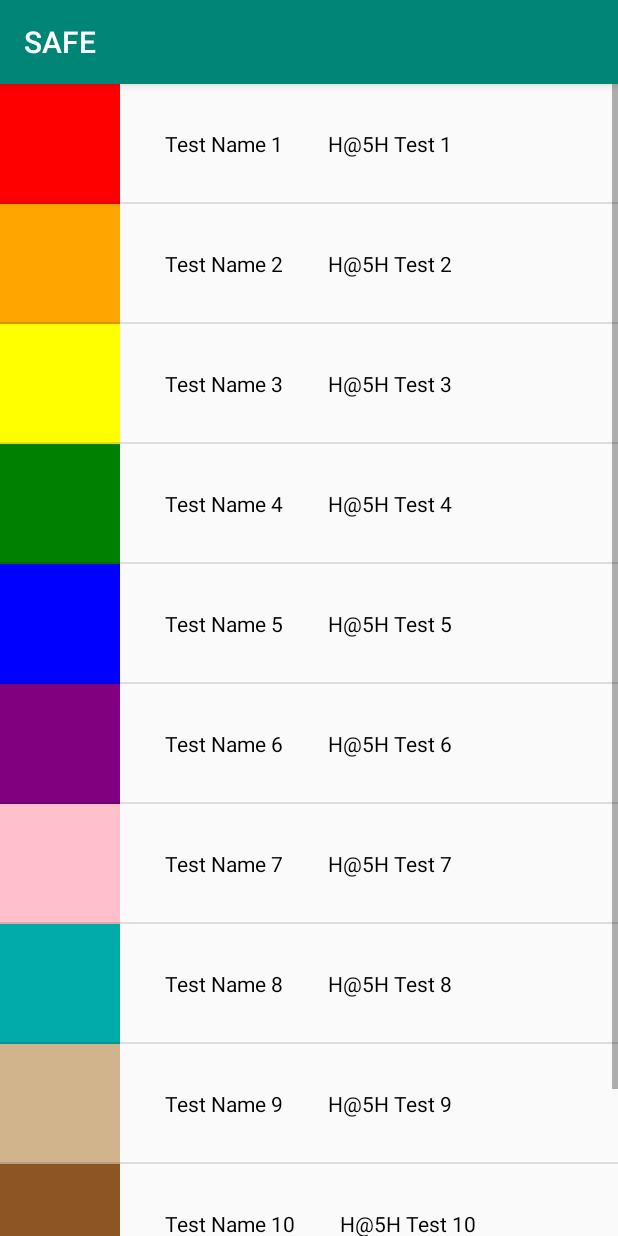
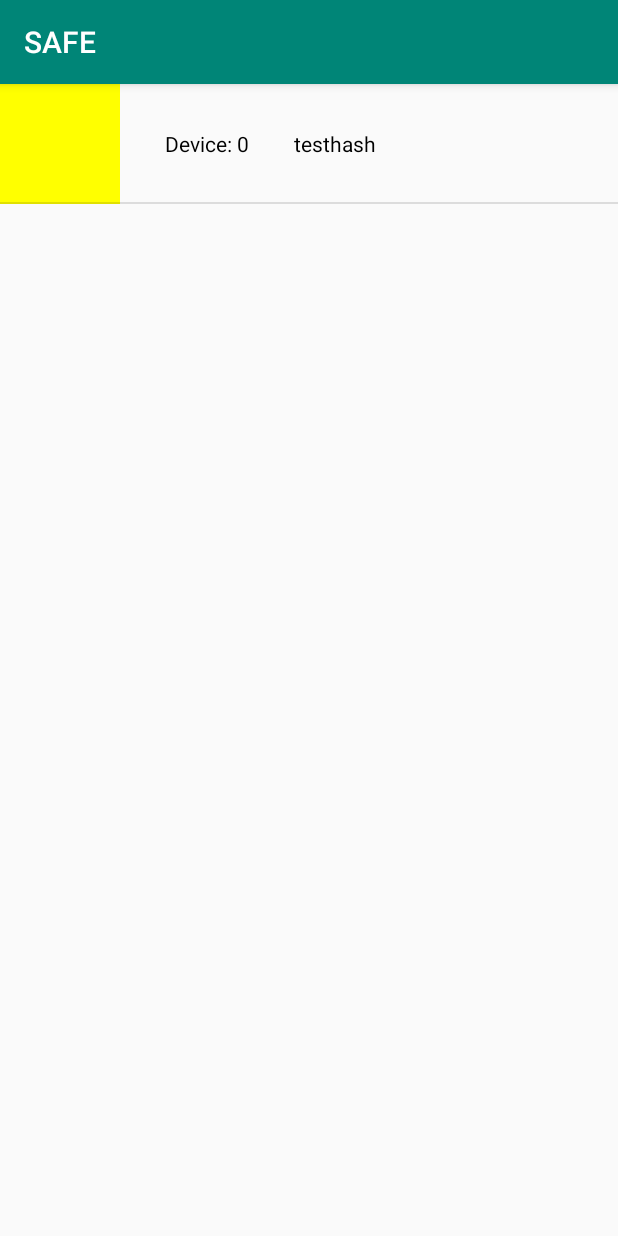
Before and after one commit to ChanningJacobs/RPI-Sensor-App, an Android app: the DeviceList screen opened directly, with no data from a screen before it, on a phone screen of 412 x 824 dp. Run offline under Robolectric (Android 15) with nearby library versions, the phone set to English and light mode, and no system bars; our stand-ins replace Firebase (no records; nobody signed in at launch, a user with empty details on screens opened directly); 1 statement that could not run was skipped.

Commit message:
Added device creation loop and query.

```diff
--- a/SAFE/app/src/main/java/sayeefrm/android/safe/Device.java
+++ b/SAFE/app/src/main/java/sayeefrm/android/safe/Device.java
@@ -7,30 +7,30 @@ import java.util.ArrayList;
 import java.util.Set;
 
 public class Device {
-    private String name;
-    private String hash;
-    private ArrayList<String> owner_hashes;
+     String name;
+     String hash;
+//    private ArrayList<String> owner_hashes;
 
     Device(String name, String hash){
         this.name = name;
         this.hash = hash;
     }
 
-    public void addOwner(DatabaseReference ref, FirebaseUser user){
-        // Maybe use getIdToken instead?
-        owner_hashes.add(user.getUid());
-        return;
-    }
-
-    public void removeOwner(DatabaseReference ref, FirebaseUser user){
-        // Maybe use getIdToken instead?
-        owner_hashes.remove(user.getUid());
-        return;
-    }
-
-    public ArrayList<String> listOwners(){
-        return owner_hashes;
-    }
-
-    // Change name?
+//    public void addOwner(DatabaseReference ref, FirebaseUser user){
+//        // Maybe use getIdToken instead?
+//        owner_hashes.add(user.getUid());
+//        return;
+//    }
+//
+//    public void removeOwner(DatabaseReference ref, FirebaseUser user){
+//        // Maybe use getIdToken instead?
+//        owner_hashes.remove(user.getUid());
+//        return;
+//    }
+//
+//    public ArrayList<String> listOwners(){
+//        return owner_hashes;
+//    }
+//
+//    // Change name?
 }
--- a/SAFE/app/src/main/java/sayeefrm/android/safe/DeviceList.java
+++ b/SAFE/app/src/main/java/sayeefrm/android/safe/DeviceList.java
@@ -1,13 +1,23 @@
 package sayeefrm.android.safe;
 
 import android.content.res.Resources;
+import android.support.annotation.NonNull;
 import android.support.v7.app.AppCompatActivity;
 import android.os.Bundle;
 import android.support.v7.widget.DividerItemDecoration;
 import android.support.v7.widget.LinearLayoutManager;
 import android.support.v7.widget.RecyclerView;
+import android.util.Log;
+
+import com.google.firebase.auth.FirebaseAuth;
+import com.google.firebase.database.DataSnapshot;
+import com.google.firebase.database.DatabaseError;
+import com.google.firebase.database.DatabaseReference;
+import com.google.firebase.database.FirebaseDatabase;
+import com.google.firebase.database.ValueEventListener;
 
 import java.util.ArrayList;
+import java.util.Random;
 
 public class DeviceList extends AppCompatActivity {
 
@@ -16,6 +26,10 @@ public class DeviceList extends AppCompatActivity {
     private RecyclerView mRecyclerView;
     private RecyclerView.Adapter mAdapter;
     private RecyclerView.LayoutManager mLayoutManager;
+    private DatabaseReference mUserDB;
+    private DatabaseReference mDevice;
+    private String UserID;
+    private Integer device_count;
 
    // Device list
     private ArrayList<String> deviceNames = new ArrayList<>();
@@ -28,42 +42,38 @@ public class DeviceList extends AppCompatActivity {
         super.onCreate(savedInstanceState);
         setContentView(R.layout.activity_device_list);
 
-        deviceNames.add("Test Name 1");
-        deviceNames.add("Test Name 2");
-        deviceNames.add("Test Name 3");
-        deviceNames.add("Test Name 4");
-        deviceNames.add("Test Name 5");
-        deviceNames.add("Test Name 6");
-        deviceNames.add("Test Name 7");
-        deviceNames.add("Test Name 8");
-        deviceNames.add("Test Name 9");
-        deviceNames.add("Test Name 10");
-        deviceNames.add("Test Name 11");
+        // Query for devices owned by the user
+        UserID = FirebaseAuth.getInstance().getCurrentUser().getUid();
+        mUserDB = FirebaseDatabase.getInstance().getReference().child("users").child(UserID);
+        mUserDB.addValueEventListener(new ValueEventListener() {
+            @Override
+            public void onDataChange(@NonNull DataSnapshot dataSnapshot) {
+                device_count = (int)dataSnapshot.getChildrenCount();
+                Log.d("SNAPSHOT", dataSnapshot.child("email").getValue().toString());
+//                for(DataSnapshot devices: dataSnapshot.getChildren()){
+//                    Log.d("SNAPSHOT", devices.child("email").toString());
+//                }
+                // Create devices
 
-        deviceHashes.add("H@5H Test 1");
-        deviceHashes.add("H@5H Test 2");
-        deviceHashes.add("H@5H Test 3");
-        deviceHashes.add("H@5H Test 4");
-        deviceHashes.add("H@5H Test 5");
-        deviceHashes.add("H@5H Test 6");
-        deviceHashes.add("H@5H Test 7");
-        deviceHashes.add("H@5H Test 8");
-        deviceHashes.add("H@5H Test 9");
-        deviceHashes.add("H@5H Test 10");
-        deviceHashes.add("H@5H Test 11");
+            }
 
-        deviceImages.add(R.color.safe_red);
-        deviceImages.add(R.color.safe_orange);
-        deviceImages.add(R.color.safe_yellow);
-        deviceImages.add(R.color.safe_green);
-        deviceImages.add(R.color.safe_blue);
-        deviceImages.add(R.color.safe_purple);
-        deviceImages.add(R.color.safe_pink);
-        deviceImages.add(R.color.safe_aqua);
-        deviceImages.add(R.color.safe_tan);
-        deviceImages.add(R.color.safe_brown);
-        deviceImages.add(R.color.safe_black);
+            @Override
+            public void onCancelled(@NonNull DatabaseError databaseError) {
 
+            }
+        });
+
+        // Generate list of devices
+        Device[] devices = new Device[1];
+        for (int i = 0; i < devices.length; i++) {
+            Log.d("CREATE_DEVICE", "" + i);
+            devices[i] = new Device("Device: " + i, "testhash");
+            deviceNames.add(devices[i].name);
+            deviceHashes.add(devices[i].hash);
+            deviceImages.add(generateImageColor());
+            Log.d("CREATE_DEVICE", devices[i].name);
+            Log.d("CREATE_DEVICE", devices[i].hash);
+        }
 
         // Find recycler view
         mRecyclerView = (RecyclerView) findViewById(R.id.device_recycler_view);
@@ -85,7 +95,19 @@ public class DeviceList extends AppCompatActivity {
 
     }
 
-    private void generateImageColors() {
-        return;
+    private Integer generateImageColor() {
+        Integer[] colors = new Integer[11];
+        colors[0] = R.color.safe_red;
+        colors[1] = R.color.safe_orange;
+        colors[2] = R.color.safe_yellow;
+        colors[3] = R.color.safe_green;
+        colors[4] = R.color.safe_blue;
+        colors[5] = R.color.safe_purple;
+        colors[6] = R.color.safe_pink;
+        colors[7] = R.color.safe_aqua;
+        colors[8] = R.color.safe_tan;
+        colors[9] = R.color.safe_brown;
+        colors[10] = R.color.safe_black;
+        return colors[new Random().nextInt(11)];
     }
 }
--- a/SAFE/app/src/main/java/sayeefrm/android/safe/User.java
+++ b/SAFE/app/src/main/java/sayeefrm/android/safe/User.java
@@ -6,7 +6,7 @@ import java.util.Map;
 public class User {
     String id;
     String email;
-    String password;
+    private String password;
     Map<String, Boolean> devices;
 
     public User(String id, String email, String password) {
--- a/SAFE/app/src/main/res/layout/activity_active_device.xml
+++ b/SAFE/app/src/main/res/layout/activity_active_device.xml
@@ -29,7 +29,7 @@
             app:srcCompat="@android:drawable/ic_menu_report_image" />
 
         <LinearLayout
-            android:id="@+id/linear_layouy"
+            android:id="@+id/linear_layout"
             android:layout_width="wrap_content"
             android:layout_height="wrap_content"
             android:layout_alignParentStart="true"
```
